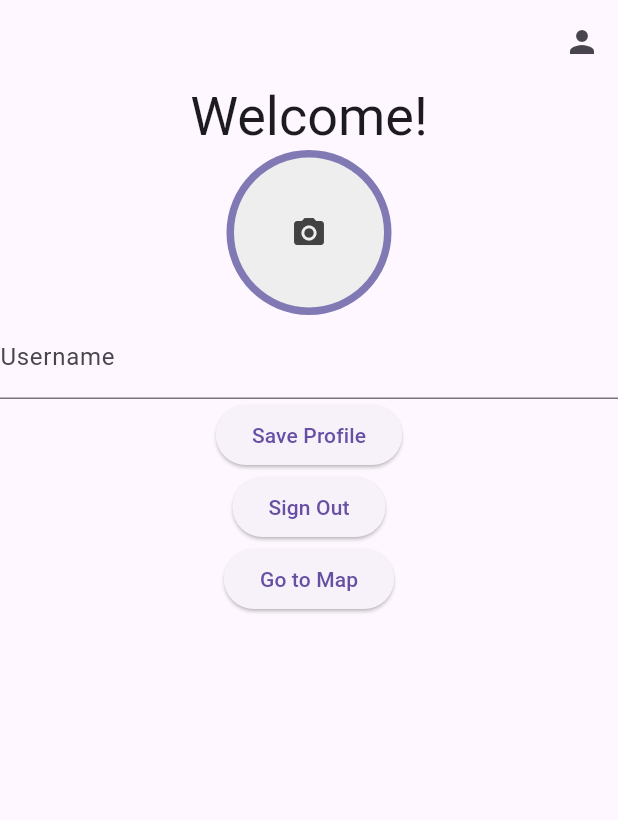
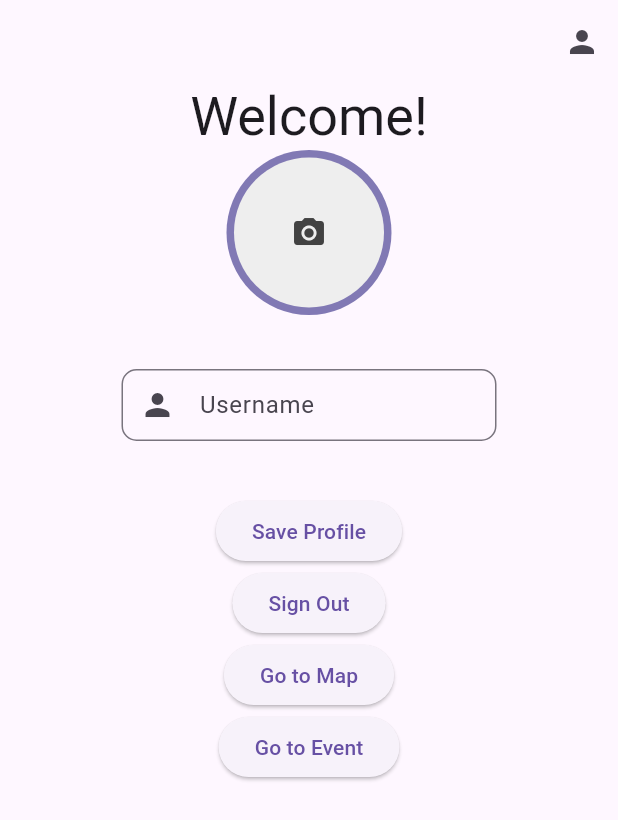
Before and after one commit to RabensteinerDavid/CliqueConnect, a Flutter app: the HomeScreen screen opened directly, on a phone screen of 412 x 824 dp. Shown: the top 820 px of the screen. Run offline on Flutter 3.47's test engine with Material 3 defaults, Android fonts, the phone set to English and light mode, and no system bars; our stand-ins replace cloud_firestore, firebase_auth, firebase_core, firebase_storage, flutter_map, geocoding and 7 more; missing offline and left inert: dart:ffi, firebase_ui_auth, mapbox_gl; accounts and stored records are empty.

Commit message:
cropper quadrad

```diff
--- a/App/lib/components/Home.dart
+++ b/App/lib/components/Home.dart
@@ -10,6 +10,7 @@ import 'package:path/path.dart';
 import 'package:firebase_ui_auth/firebase_ui_auth.dart';
 import 'package:shared_preferences/shared_preferences.dart';
 import 'package:test_clique_connect/components/AnimatedMarkersMap.dart';
+import 'package:test_clique_connect/components/Event.dart';
 import 'AuthGate.dart';
 
 class HomeScreen extends StatefulWidget {
@@ -48,13 +49,16 @@ class _HomeScreenState extends State<HomeScreen> {
     if (imageFile != null) {
       CroppedFile? cropped = await ImageCropper().cropImage(
           sourcePath: imageFile!.path,
+          maxHeight: 400,
+          maxWidth: 400,
+          aspectRatio: const CropAspectRatio(ratioX: 1.0, ratioY: 1.0),
           aspectRatioPresets:
           [
             CropAspectRatioPreset.square,
-            CropAspectRatioPreset.ratio3x2,
+            //CropAspectRatioPreset.ratio3x2,
             CropAspectRatioPreset.original,
-            CropAspectRatioPreset.ratio4x3,
-            CropAspectRatioPreset.ratio16x9
+            //CropAspectRatioPreset.ratio4x3,
+            //CropAspectRatioPreset.ratio16x9
           ],
 
           uiSettings: [
@@ -62,8 +66,8 @@ class _HomeScreenState extends State<HomeScreen> {
           toolbarTitle: 'Crop',
           cropGridColor: Colors.black,
           initAspectRatio: CropAspectRatioPreset.original,
-          lockAspectRatio: false),
-          IOSUiSettings(title: 'Crop')
+          lockAspectRatio: true),
+          IOSUiSettings(title: 'Crop',aspectRatioLockEnabled: true)
     ]);
 
     if (cropped != null) {
@@ -343,12 +347,39 @@ void getImgUrl() async {
                 ),
               ),
             ),
-            TextField(
-              controller: _usernameController,
-              decoration: const InputDecoration(
-                labelText: 'Username',
-              ),
+            Column(
+              children: [
+                // Other elements or widgets
+
+                const SizedBox(height: 36.0), // Add space above the TextField
+
+                SizedBox(
+                  width: 250.0,
+                  child: TextField(
+                    controller: _usernameController,
+                    decoration: InputDecoration(
+                      labelText: 'Username',
+                      hintText: 'Enter your username',
+                      prefixIcon: const Icon(Icons.person),
+                      border: OutlineInputBorder(
+                        borderRadius: BorderRadius.circular(10.0),
+                      ),
+                      focusedBorder: OutlineInputBorder(
+                        borderSide: const BorderSide(color: Colors.black),
+                        borderRadius: BorderRadius.circular(10.0),
+                      ),
+                      contentPadding: const EdgeInsets.symmetric(vertical: 12.0, horizontal: 16.0),
+                    ),
+                  ),
+                ),
+
+                const SizedBox(height: 36.0), // Add space below the TextField
+
+                // Other elements or widgets
+              ],
             ),
+
+
             ElevatedButton(
               onPressed: saveDataToFirestore,
               child: const Text('Save Profile'),
@@ -364,6 +395,12 @@ void getImgUrl() async {
               },
               child: Text('Go to Map'),
             ),
+            ElevatedButton(
+              onPressed: () {
+                Navigator.push(context, MaterialPageRoute(builder: (context) => const Event()));
+              },
+              child: Text('Go to Event'),
+            ),
           ],
         ),
       ),
```
